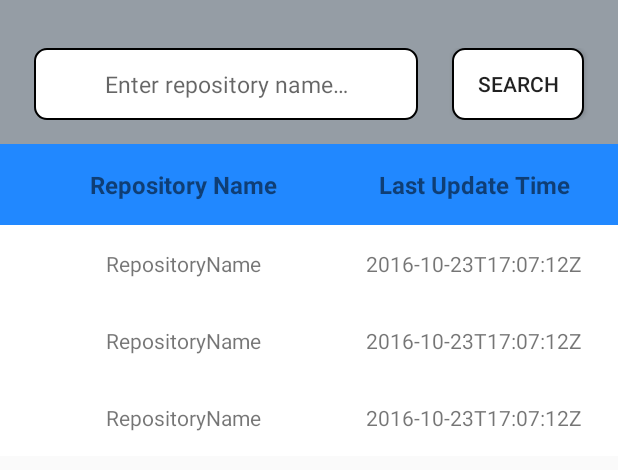
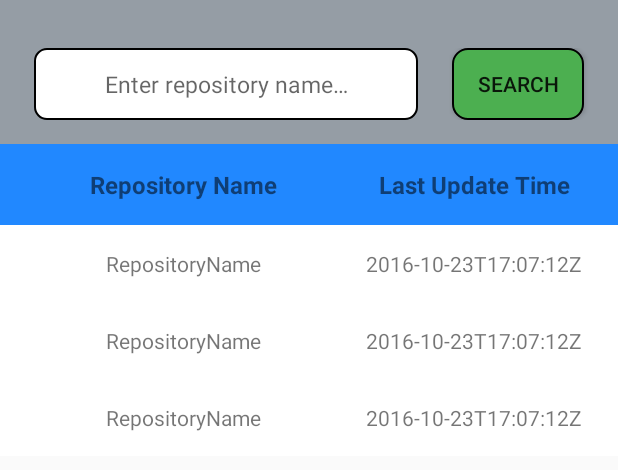
Before and after one commit to tomislav-ficko/Repo-Search-App, an Android app: the layout activity_main.xml on its own in the app's theme, with its tools: preview values and no code run, on a phone screen of 412 x 824 dp. Shown: the top 470 px of the screen. Run offline under Robolectric (Android 15) with nearby library versions, the phone set to English and light mode, and no system bars.

Commit message:
Add visual feedback to button when clicked

```diff
--- /dev/null
+++ b/app/src/main/res/drawable/btn_background.xml
@@ -0,0 +1,18 @@
+<?xml version="1.0" encoding="utf-8"?>
+<selector xmlns:android="http://schemas.android.com/apk/res/android">
+    <item android:state_pressed="true">
+        <shape android:shape="rectangle">
+            <stroke android:width="1dp" android:color="@android:color/black" />
+            <corners android:radius="@dimen/button_radius" />
+            <solid android:color="@color/btnNavigatePressed" />
+        </shape>
+    </item>
+
+    <item>
+        <shape android:shape="rectangle">
+            <stroke android:width="1dp" android:color="@android:color/black" />
+            <corners android:radius="@dimen/button_radius" />
+            <solid android:color="@color/btnNavigate" />
+        </shape>
+    </item>
+</selector>
--- /dev/null
+++ b/app/src/main/res/drawable/tv_background.xml
@@ -0,0 +1,10 @@
+<?xml version="1.0" encoding="utf-8"?>
+<selector xmlns:android="http://schemas.android.com/apk/res/android">
+    <item>
+        <shape android:shape="rectangle">
+            <stroke android:width="1dp" android:color="@android:color/black" />
+            <corners android:radius="@dimen/input_field_radius" />
+            <solid android:color="@android:color/white" />
+        </shape>
+    </item>
+</selector>
--- a/app/src/main/res/drawable/view_border.xml
+++ /dev/null
@@ -1,17 +0,0 @@
-<?xml version="1.0" encoding="utf-8"?>
-    <shape
-        xmlns:android="http://schemas.android.com/apk/res/android" >
-
-        <!-- Background Color -->
-        <solid
-            android:color="@android:color/white" />
-
-        <!-- Round Corners -->
-        <corners
-            android:radius="8dp" />
-
-        <!-- Border Color -->
-        <stroke
-            android:width="1dp"
-            android:color="@color/colorBorder" />
-    </shape>
--- a/app/src/main/res/layout-land/activity_details.xml
+++ b/app/src/main/res/layout-land/activity_details.xml
@@ -35,7 +35,7 @@
             android:id="@+id/tvRepoNameValue"
             style="@style/DetailsActivityValueFields"
             android:layout_marginTop="8dp"
-            android:background="@drawable/view_border"
+            android:background="@drawable/tv_background"
             app:layout_constraintBottom_toBottomOf="parent"
             app:layout_constraintTop_toBottomOf="@id/tvRepoNameTitle"
             tools:ignore="MissingConstraints"
@@ -69,7 +69,7 @@
             android:id="@+id/tvUpdateTimeValue"
             style="@style/DetailsActivityValueFields"
             android:layout_marginTop="8dp"
-            android:background="@drawable/view_border"
+            android:background="@drawable/tv_background"
             app:layout_constraintBottom_toBottomOf="parent"
             app:layout_constraintTop_toBottomOf="@id/tvUpdateTimeTitle"
             tools:ignore="MissingConstraints"
@@ -102,7 +102,7 @@
             android:id="@+id/tvOwnerValue"
             style="@style/DetailsActivityValueFields"
             android:layout_marginTop="8dp"
-            android:background="@drawable/view_border"
+            android:background="@drawable/tv_background"
             app:layout_constraintBottom_toBottomOf="parent"
             app:layout_constraintTop_toBottomOf="@id/tvOwnerTitle"
             tools:ignore="MissingConstraints"
@@ -135,7 +135,7 @@
             android:id="@+id/tvDescriptionValue"
             style="@style/DetailsActivityValueFields"
             android:layout_marginTop="8dp"
-            android:background="@drawable/view_border"
+            android:background="@drawable/tv_background"
             app:layout_constraintBottom_toBottomOf="parent"
             app:layout_constraintTop_toBottomOf="@id/tvDescriptionTitle"
             tools:ignore="MissingConstraints"
--- a/app/src/main/res/layout-land/activity_main.xml
+++ b/app/src/main/res/layout-land/activity_main.xml
@@ -20,7 +20,7 @@
             android:id="@+id/inputField"
             android:layout_width="256dp"
             android:layout_height="48dp"
-            android:background="@drawable/view_border"
+            android:background="@drawable/tv_background"
             android:gravity="center"
             android:hint="@string/input_field_placeholder"
             android:inputType="text"
@@ -36,7 +36,7 @@
             android:layout_width="wrap_content"
             android:layout_height="48dp"
             android:layout_marginTop="16dp"
-            android:background="@drawable/view_border"
+            android:background="@drawable/btn_background"
             android:text="@string/button_text"
             app:layout_constraintBottom_toBottomOf="parent"
             app:layout_constraintLeft_toLeftOf="parent"
--- a/app/src/main/res/layout/activity_details.xml
+++ b/app/src/main/res/layout/activity_details.xml
@@ -32,7 +32,7 @@
             android:id="@+id/tvRepoNameValue"
             style="@style/DetailsActivityValueFields"
             android:layout_marginTop="8dp"
-            android:background="@drawable/view_border"
+            android:background="@drawable/tv_background"
             app:layout_constraintBottom_toBottomOf="parent"
             app:layout_constraintTop_toBottomOf="@id/tvRepoNameTitle"
             tools:ignore="MissingConstraints"
@@ -64,7 +64,7 @@
             android:id="@+id/tvUpdateTimeValue"
             style="@style/DetailsActivityValueFields"
             android:layout_marginTop="8dp"
-            android:background="@drawable/view_border"
+            android:background="@drawable/tv_background"
             app:layout_constraintBottom_toBottomOf="parent"
             app:layout_constraintTop_toBottomOf="@id/tvUpdateTimeTitle"
             tools:ignore="MissingConstraints"
@@ -95,7 +95,7 @@
             android:id="@+id/tvOwnerValue"
             style="@style/DetailsActivityValueFields"
             android:layout_marginTop="8dp"
-            android:background="@drawable/view_border"
+            android:background="@drawable/tv_background"
             app:layout_constraintBottom_toBottomOf="parent"
             app:layout_constraintTop_toBottomOf="@id/tvOwnerTitle"
             tools:ignore="MissingConstraints"
@@ -125,7 +125,7 @@
             android:id="@+id/tvDescriptionValue"
             style="@style/DetailsActivityValueFields"
             android:layout_marginTop="8dp"
-            android:background="@drawable/view_border"
+            android:background="@drawable/tv_background"
             app:layout_constraintBottom_toBottomOf="parent"
             app:layout_constraintTop_toBottomOf="@id/tvDescriptionTitle"
             tools:ignore="MissingConstraints"
--- a/app/src/main/res/layout/activity_main.xml
+++ b/app/src/main/res/layout/activity_main.xml
@@ -22,7 +22,7 @@
             android:id="@+id/inputField"
             android:layout_width="256dp"
             android:layout_height="48dp"
-            android:background="@drawable/view_border"
+            android:background="@drawable/tv_background"
             android:gravity="center"
             android:hint="@string/input_field_placeholder"
             android:inputType="text"
@@ -36,7 +36,7 @@
             android:id="@+id/btnSearch"
             android:layout_width="wrap_content"
             android:layout_height="48dp"
-            android:background="@drawable/view_border"
+            android:background="@drawable/btn_background"
             android:text="@string/button_text"
             app:layout_constraintBottom_toBottomOf="parent"
             app:layout_constraintLeft_toRightOf="@id/inputField"
--- a/app/src/main/res/values/colors.xml
+++ b/app/src/main/res/values/colors.xml
@@ -3,9 +3,10 @@
     <color name="colorPrimary">#6200EE</color>
     <color name="colorPrimaryDark">#3700B3</color>
     <color name="colorAccent">#03DAC5</color>
-    <color name="colorBorder">#000000</color>
     <color name="white">#FFFFFF</color>
     <color name="titleBackground">#2188ff</color>
     <color name="inputSectionBackground">#959da5</color>
     <color name="detailsActivityBackground">#c8e1ff</color>
+    <color name="btnNavigate">#4CAF50</color>
+    <color name="btnNavigatePressed">#388E3C</color>
 </resources>
--- /dev/null
+++ b/app/src/main/res/values/dimens.xml
@@ -0,0 +1,5 @@
+<?xml version="1.0" encoding="utf-8"?>
+<resources>
+    <dimen name="button_radius">10dp</dimen>
+    <dimen name="input_field_radius">8dp</dimen>
+</resources>
```
